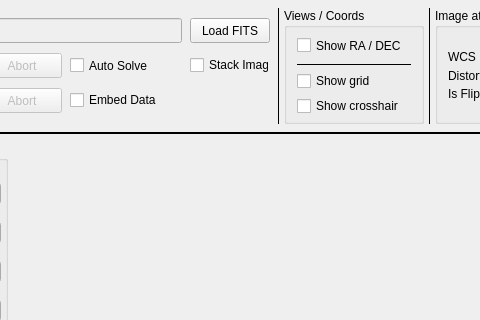
Before: the Qt Designer form mw4/gui/widgets/image.ui in mworion/MountWizzard4, drawn with Qt 5; both pictures show x 118 to 598 and y 0 to 320 of the 800 by 600 pixel window.
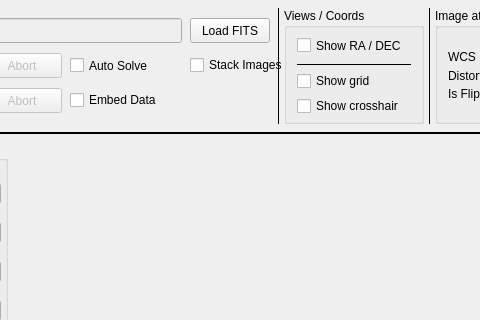
After: the same form once the commit is applied.

Commit message: bugfix package dir

```diff
--- a/mw4/gui/widgets/image.ui
+++ b/mw4/gui/widgets/image.ui
@@ -178,6 +178,12 @@
          <property name="enabled">
           <bool>true</bool>
          </property>
+         <property name="minimumSize">
+          <size>
+           <width>100</width>
+           <height>0</height>
+          </size>
+         </property>
          <property name="text">
           <string>Stack Images</string>
          </property>
```
The commit also changes 1 other file.
